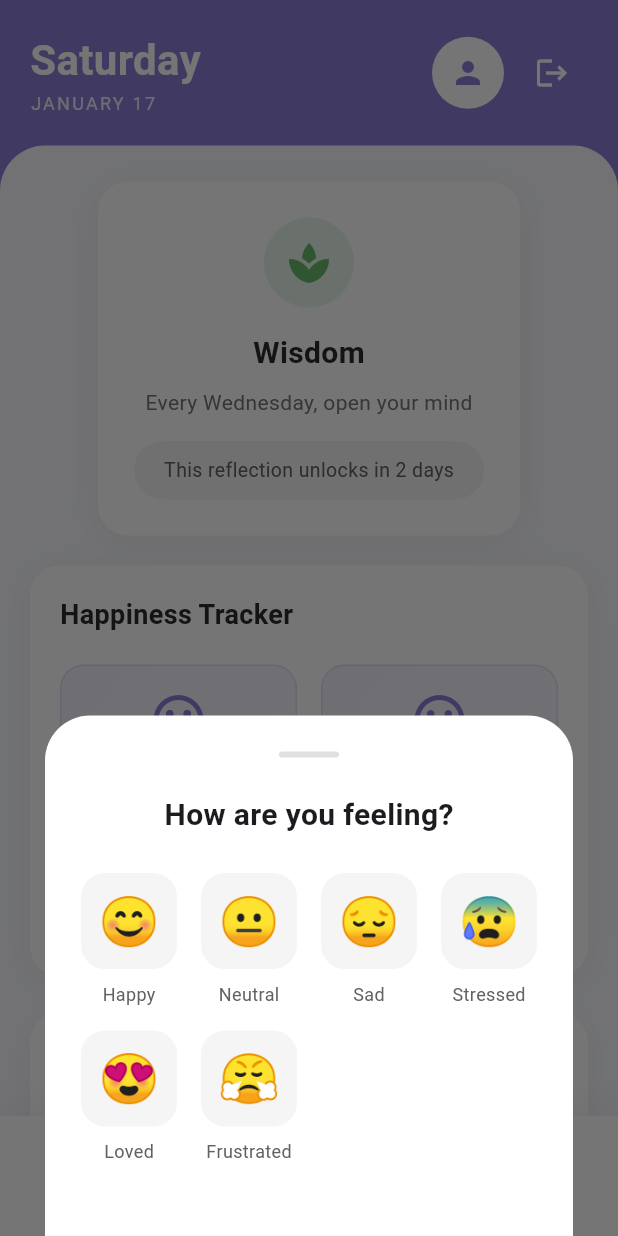
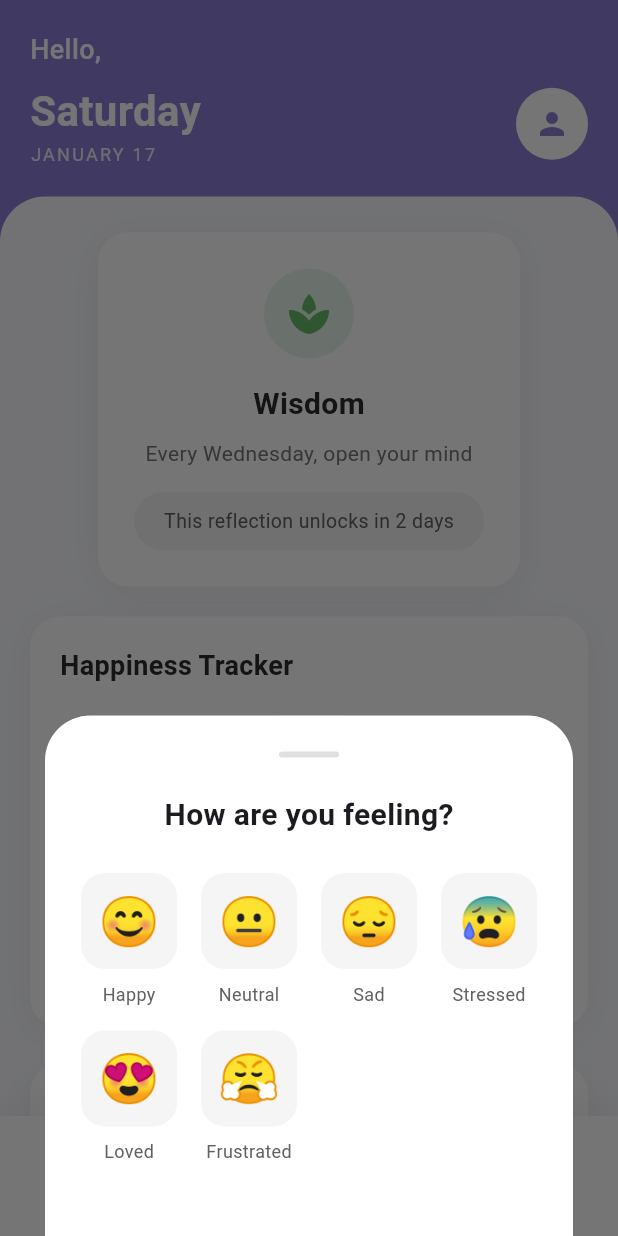
Before and after one commit to SandamiUpeksha/UNP, a Flutter app: the screen it shows once a user with an empty profile is signed in, after a tap on "You", on a phone screen of 412 x 824 dp. Run offline on Flutter 3.47's test engine with Material 3 defaults, Android fonts, the light colour scheme and no system bars; our stand-ins replace cloud_firestore, firebase_auth, firebase_core; accounts and stored records are empty; network calls fail.

Commit message:
Add name input field to registration and display user name on dashboard

```diff
--- a/lib/main.dart
+++ b/lib/main.dart
@@ -71,6 +71,7 @@ class AuthScreen extends StatefulWidget {
 class _AuthScreenState extends State<AuthScreen> {
   final _emailController = TextEditingController();
   final _passwordController = TextEditingController();
+  final _nameController = TextEditingController();
   final _partnerEmailController = TextEditingController();
   bool _isRegister = false;
   bool _loading = false;
@@ -94,6 +95,11 @@ class _AuthScreenState extends State<AuthScreen> {
               obscureText: true,
             ),
             if (_isRegister) ...[
+              const SizedBox(height: 8),
+              TextField(
+                controller: _nameController,
+                decoration: const InputDecoration(labelText: 'Name'),
+              ),
               const SizedBox(height: 8),
               TextField(
                 controller: _partnerEmailController,
@@ -132,10 +138,13 @@ class _AuthScreenState extends State<AuthScreen> {
           email: email,
           password: pass,
         );
-        final uid = cred.user!.uid;
+        final user = cred.user!;
+        await user.updateDisplayName(_nameController.text.trim());
+        final uid = user.uid;
         final userDoc = FirebaseFirestore.instance.collection('users').doc(uid);
         await userDoc.set({
           'email': email,
+          'name': _nameController.text.trim(),
           'partnerEmail':
               _partnerEmailController.text.trim().isEmpty
                   ? null
@@ -175,10 +184,12 @@ class _DashboardScreenState extends State<DashboardScreen> {
   StreamSubscription? _myMoodSub;
   StreamSubscription? _userDocSub;
   StreamSubscription? _partnerMoodSub;
+  late String userName;
 
   @override
   void initState() {
     super.initState();
+    userName = widget.user.displayName ?? widget.user.email ?? 'User';
     _db = FirebaseFirestore.instance;
     _listenToProfileAndMoods();
   }
@@ -303,6 +314,15 @@ class _DashboardScreenState extends State<DashboardScreen> {
       child: Column(
         crossAxisAlignment: CrossAxisAlignment.start,
         children: [
+          Text(
+            'Hello, $userName',
+            style: const TextStyle(
+              color: Colors.white,
+              fontSize: 18,
+              fontWeight: FontWeight.w500,
+            ),
+          ),
+          const SizedBox(height: 8),
           Row(
             mainAxisAlignment: MainAxisAlignment.spaceBetween,
             children: [
@@ -327,21 +347,20 @@ class _DashboardScreenState extends State<DashboardScreen> {
                   ),
                 ],
               ),
-              Row(
-                children: [
-                  CircleAvatar(
-                    radius: 24,
-                    backgroundColor: Colors.white,
-                    child: Icon(Icons.person, color: const Color(0xFF8B7FD8)),
-                  ),
-                  const SizedBox(width: 8),
-                  IconButton(
-                    icon: const Icon(Icons.logout, color: Colors.white),
-                    onPressed: () async {
-                      await FirebaseAuth.instance.signOut();
-                    },
-                  ),
+              PopupMenuButton<String>(
+                onSelected: (value) {
+                  if (value == 'logout') {
+                    FirebaseAuth.instance.signOut();
+                  }
+                },
+                itemBuilder: (context) => [
+                  const PopupMenuItem(value: 'logout', child: Text('Logout')),
                 ],
+                child: CircleAvatar(
+                  radius: 24,
+                  backgroundColor: Colors.white,
+                  child: Icon(Icons.person, color: const Color(0xFF8B7FD8)),
+                ),
               ),
             ],
           ),
```
